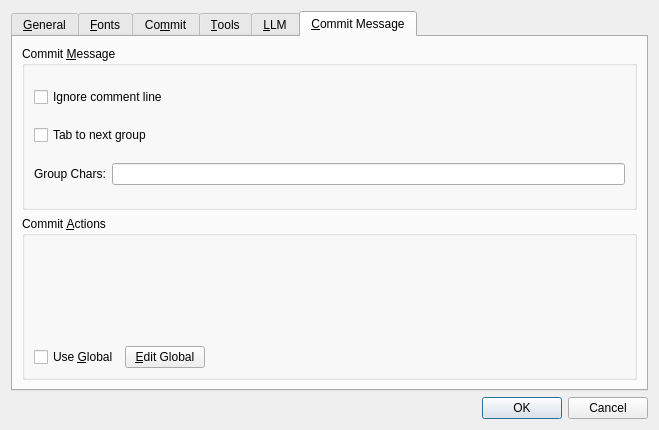
This is qgitc/preferences.ui in timxx/qgitc as Qt 5 draws it before an edit. The edited form follows.
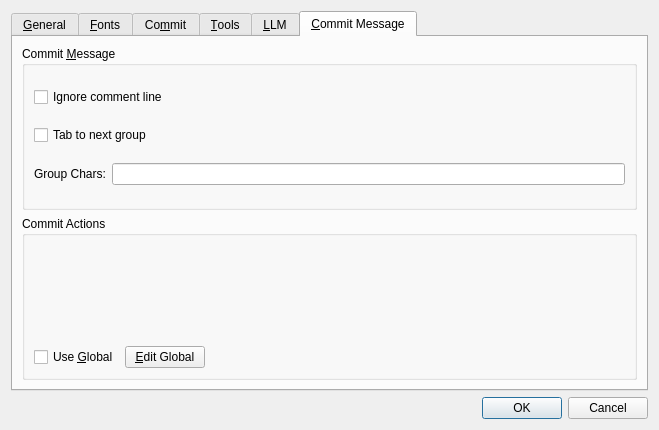
This is the edited form. Custom widgets are drawn as their Qt base class.

The edit to the form file:
```diff
--- a/qgitc/preferences.ui
+++ b/qgitc/preferences.ui
@@ -1066,7 +1066,7 @@
        <item>
         <widget class="QGroupBox" name="commitActionGroup">
          <property name="title">
-          <string>Commit &amp;Actions</string>
+          <string>Commit Actions</string>
          </property>
          <layout class="QVBoxLayout" name="verticalLayout_14">
           <item>
```
